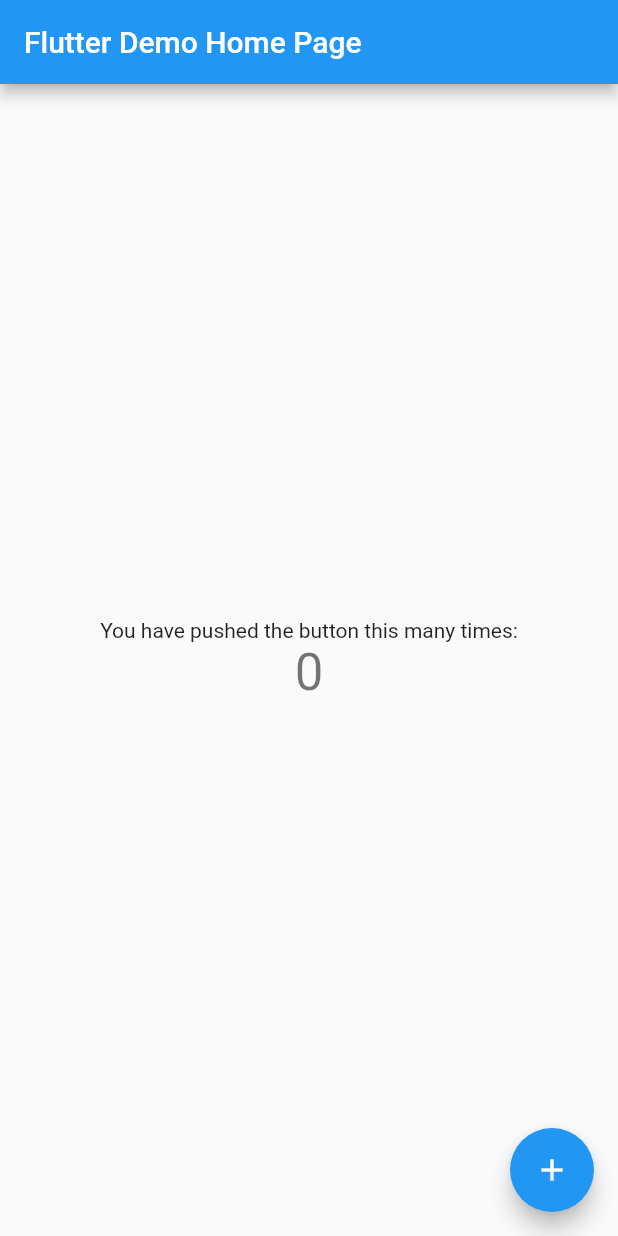
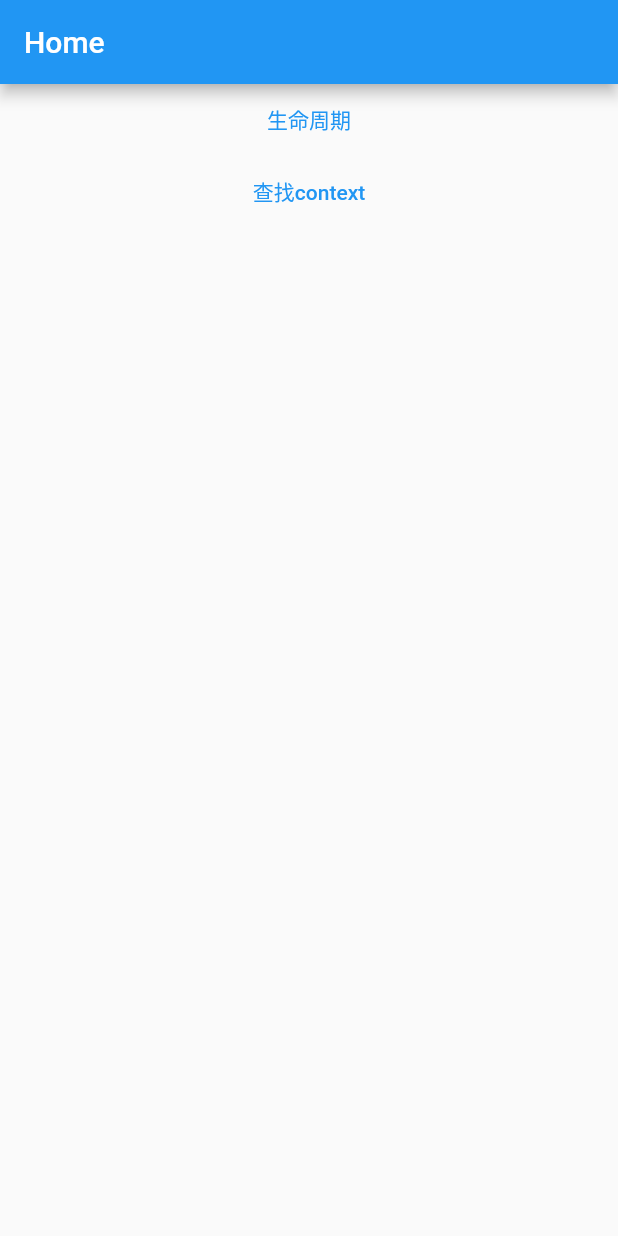
Before and after one commit to Walker023/flutter-demo, a Flutter app: the screen it shows after launch, on a phone screen of 412 x 824 dp. Run offline on Flutter 3.47's test engine with Material 2 defaults, Android fonts, the phone set to English and light mode, and no system bars.

Commit message:
新增Widget生命周期

```diff
--- a/lib/main.dart
+++ b/lib/main.dart
@@ -1,3 +1,5 @@
+import 'package:demo/pages/life_cycle.dart';
+import 'package:flutter/cupertino.dart';
 import 'package:flutter/material.dart';
 
 void main() {
@@ -7,109 +9,49 @@ void main() {
 class MyApp extends StatelessWidget {
   const MyApp({Key? key}) : super(key: key);
 
-  // This widget is the root of your application.
   @override
   Widget build(BuildContext context) {
     return MaterialApp(
       title: 'Flutter Demo',
       theme: ThemeData(
-        // This is the theme of your application.
-        //
-        // Try running your application with "flutter run". You'll see the
-        // application has a blue toolbar. Then, without quitting the app, try
-        // changing the primarySwatch below to Colors.green and then invoke
-        // "hot reload" (press "r" in the console where you ran "flutter run",
-        // or simply save your changes to "hot reload" in a Flutter IDE).
-        // Notice that the counter didn't reset back to zero; the application
-        // is not restarted.
         primarySwatch: Colors.blue,
       ),
-      home: const MyHomePage(title: 'Flutter Demo Home Page'),
+      home: const HomePage(),
     );
   }
 }
 
-class MyHomePage extends StatefulWidget {
-  const MyHomePage({Key? key, required this.title}) : super(key: key);
-
-  // This widget is the home page of your application. It is stateful, meaning
-  // that it has a State object (defined below) that contains fields that affect
-  // how it looks.
-
-  // This class is the configuration for the state. It holds the values (in this
-  // case the title) provided by the parent (in this case the App widget) and
-  // used by the build method of the State. Fields in a Widget subclass are
-  // always marked "final".
-
-  final String title;
-
-  @override
-  State<MyHomePage> createState() => _MyHomePageState();
-}
-
-class _MyHomePageState extends State<MyHomePage> {
-  int _counter = 0;
-
-  void _incrementCounter() {
-    setState(() {
-      // This call to setState tells the Flutter framework that something has
-      // changed in this State, which causes it to rerun the build method below
-      // so that the display can reflect the updated values. If we changed
-      // _counter without calling setState(), then the build method would not be
-      // called again, and so nothing would appear to happen.
-      _counter++;
-    });
-  }
+class HomePage extends StatelessWidget {
+  const HomePage({Key? key}) : super(key: key);
 
   @override
   Widget build(BuildContext context) {
-    // This method is rerun every time setState is called, for instance as done
-    // by the _incrementCounter method above.
-    //
-    // The Flutter framework has been optimized to make rerunning build methods
-    // fast, so that you can just rebuild anything that needs updating rather
-    // than having to individually change instances of widgets.
     return Scaffold(
       appBar: AppBar(
-        // Here we take the value from the MyHomePage object that was created by
-        // the App.build method, and use it to set our appbar title.
-        title: Text(widget.title),
+        title: const Text('Home'),
       ),
       body: Center(
-        // Center is a layout widget. It takes a single child and positions it
-        // in the middle of the parent.
         child: Column(
-          // Column is also a layout widget. It takes a list of children and
-          // arranges them vertically. By default, it sizes itself to fit its
-          // children horizontally, and tries to be as tall as its parent.
-          //
-          // Invoke "debug painting" (press "p" in the console, choose the
-          // "Toggle Debug Paint" action from the Flutter Inspector in Android
-          // Studio, or the "Toggle Debug Paint" command in Visual Studio Code)
-          // to see the wireframe for each widget.
-          //
-          // Column has various properties to control how it sizes itself and
-          // how it positions its children. Here we use mainAxisAlignment to
-          // center the children vertically; the main axis here is the vertical
-          // axis because Columns are vertical (the cross axis would be
-          // horizontal).
-          mainAxisAlignment: MainAxisAlignment.center,
-          children: <Widget>[
-            const Text(
-              'You have pushed the button this many times:',
+          children: [
+            TextButton(
+              onPressed: () {
+                Navigator.of(context).push(
+                  MaterialPageRoute(
+                    builder: (context) => const LifeCyclePage(
+                      initValue: 20,
+                    ),
+                  ),
+                );
+              },
+              child: const Text('生命周期'),
             ),
-            Text(
-              '$_counter',
-              style: Theme.of(context).textTheme.headline4,
+            TextButton(
+              onPressed: () {},
+              child: const Text('查找context'),
             ),
           ],
         ),
       ),
-      floatingActionButton: FloatingActionButton(
-        onPressed: _incrementCounter,
-        tooltip: 'Increment',
-        child: const Icon(Icons.add),
-      ), // This trailing comma makes auto-formatting nicer for build methods.
     );
   }
 }
--- /dev/null
+++ b/lib/pages/context_find.dart
@@ -0,0 +1,21 @@
+import 'package:flutter/material.dart';
+
+class ContextFindPage extends StatelessWidget {
+  const ContextFindPage({Key? key}) : super(key: key);
+
+  @override
+  Widget build(BuildContext context) {
+    return Scaffold(
+      appBar: AppBar(
+        title: const Text('测试页面'),
+      ),
+      body: Builder(
+        builder: (context) {
+          Scaffold? scaffold =
+              context.findAncestorWidgetOfExactType<Scaffold>();
+          return (scaffold!.appBar as AppBar).title!;
+        },
+      ),
+    );
+  }
+}
```
Also changed, not shown: lib/pages/life_cycle.dart (added, +104 -0 lines).
